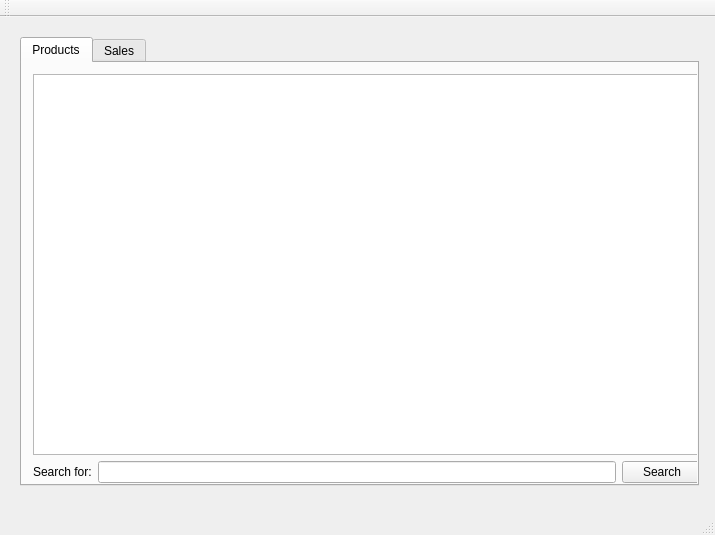
Before: the Qt Designer form QtPHP-SRS/mainwindow.ui in NicSwin/PHPSalesReportingSystem, drawn with Qt 5.
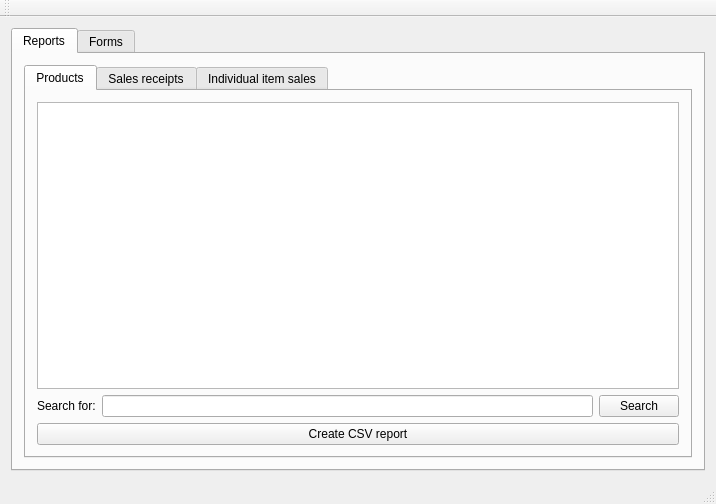
After: the same form once the commit is applied.

Commit message: * Cleaned up UI tiny bit so stretches * Added generate CSV report button (does nothing yet)

What changed in the file:
```diff
--- a/QtPHP-SRS/mainwindow.ui
+++ b/QtPHP-SRS/mainwindow.ui
@@ -6,23 +6,26 @@
    <rect>
     <x>0</x>
     <y>0</y>
-    <width>715</width>
-    <height>535</height>
+    <width>716</width>
+    <height>504</height>
    </rect>
   </property>
   <property name="windowTitle">
    <string>PHP-SRS</string>
   </property>
   <widget class="QWidget" name="centralWidget">
-   <widget class="QWidget" name="verticalLayoutWidget">
-    <property name="geometry">
-     <rect>
-      <x>9</x>
-      <y>9</y>
-      <width>701</width>
-      <height>471</height>
-     </rect>
-    </property>
+   <layout class="QGridLayout" name="gridLayout">
+    <item row="0" column="0">
+     <widget class="QTabWidget" name="mainTabs">
+      <property name="currentIndex">
+       <number>0</number>
+      </property>
+      <widget class="QWidget" name="tab_3">
+       <attribute name="title">
+        <string>Reports</string>
+       </attribute>
+       <layout class="QGridLayout" name="gridLayout_3">
+        <item row="0" column="0">
     <layout class="QVBoxLayout" name="verticalLayout">
      <item>
       <widget class="QTabWidget" name="tabWidget">
@@ -33,17 +36,8 @@
         <attribute name="title">
          <string>Products</string>
         </attribute>
-        <widget class="QWidget" name="layoutWidget">
-         <property name="geometry">
-          <rect>
-           <x>0</x>
-           <y>0</y>
-           <width>691</width>
-           <height>431</height>
-          </rect>
-         </property>
-         <layout class="QVBoxLayout" name="verticalLayout_2">
-          <item>
+             <layout class="QGridLayout" name="gridLayout_2">
+              <item row="0" column="0">
            <widget class="QTableView" name="productTableView">
             <property name="sizePolicy">
              <sizepolicy hsizetype="Expanding" vsizetype="Expanding">
@@ -51,6 +45,9 @@
               <verstretch>0</verstretch>
              </sizepolicy>
             </property>
+                <attribute name="horizontalHeaderVisible">
+                 <bool>true</bool>
+                </attribute>
             <attribute name="horizontalHeaderCascadingSectionResizes">
              <bool>true</bool>
             </attribute>
@@ -60,21 +57,24 @@
             <attribute name="horizontalHeaderStretchLastSection">
              <bool>true</bool>
             </attribute>
-           </widget>
-          </item>
-          <item>
-           <layout class="QHBoxLayout" name="horizontalLayout">
-            <item>
+                <attribute name="verticalHeaderVisible">
+                 <bool>false</bool>
+                </attribute>
+               </widget>
+              </item>
+              <item row="1" column="0">
+               <layout class="QGridLayout" name="gridLayout_4">
+                <item row="0" column="0">
              <widget class="QLabel" name="label">
               <property name="text">
                <string>Search for:</string>
               </property>
              </widget>
             </item>
-            <item>
+                <item row="0" column="1">
              <widget class="QLineEdit" name="productSearchBar"/>
             </item>
-            <item>
+                <item row="0" column="2">
              <widget class="QPushButton" name="searchProductButton">
               <property name="text">
                <string>Search</string>
@@ -83,18 +83,39 @@
             </item>
            </layout>
           </item>
-         </layout>
-        </widget>
+              <item row="2" column="0">
+               <widget class="QPushButton" name="pushButton">
+                <property name="text">
+                 <string>Create CSV report</string>
+                </property>
+               </widget>
+              </item>
+             </layout>
        </widget>
        <widget class="QWidget" name="tab_2">
         <attribute name="title">
-         <string>Sales</string>
-        </attribute>
-       </widget>
-      </widget>
-     </item>
-    </layout>
-   </widget>
+              <string>Sales receipts</string>
+             </attribute>
+            </widget>
+            <widget class="QWidget" name="tab_5">
+             <attribute name="title">
+              <string>Individual item sales</string>
+             </attribute>
+            </widget>
+           </widget>
+          </item>
+         </layout>
+        </item>
+       </layout>
+      </widget>
+      <widget class="QWidget" name="tab_4">
+       <attribute name="title">
+        <string>Forms</string>
+       </attribute>
+      </widget>
+     </widget>
+    </item>
+   </layout>
   </widget>
   <widget class="QMenuBar" name="menuBar">
    <property name="geometry">
```
Left out of the diff: 2 changed lines with no effect on the pictures. Lines whose indentation alone changed are shown as unchanged. The commit also changes 2 other files.
